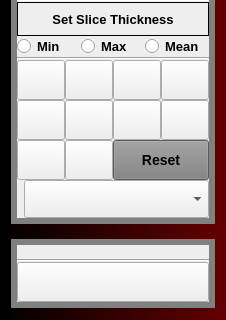
Qt form Modules/Scripted/QReads/Resources/UI/QReads.ui (KitwareMedical/SlicerQReads) before a commit; both pictures show x 0 to 226 and y 103 to 423 of the 226 by 704 pixel window.
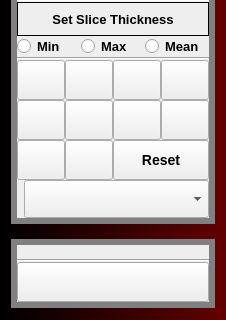
The same form after that commit. Icons and pictures are not drawn. Custom widgets are drawn as their Qt base class.

Commit message: ENH: Tweak styling of reset button

```diff
--- a/Modules/Scripted/QReads/Resources/UI/QReads.ui
+++ b/Modules/Scripted/QReads/Resources/UI/QReads.ui
@@ -78,10 +78,6 @@
 QPushButton#ShowReferenceMarkersButton:disabled,
 QPushButton#ResetReferenceMarkersButton:disabled {
   background-color: rgb(170, 170, 127);
-}
-
-QPushButton#ResetWLButton {
-  background-color: gray;
 }</string>
   </property>
   <layout class="QVBoxLayout" name="verticalLayout">
```
